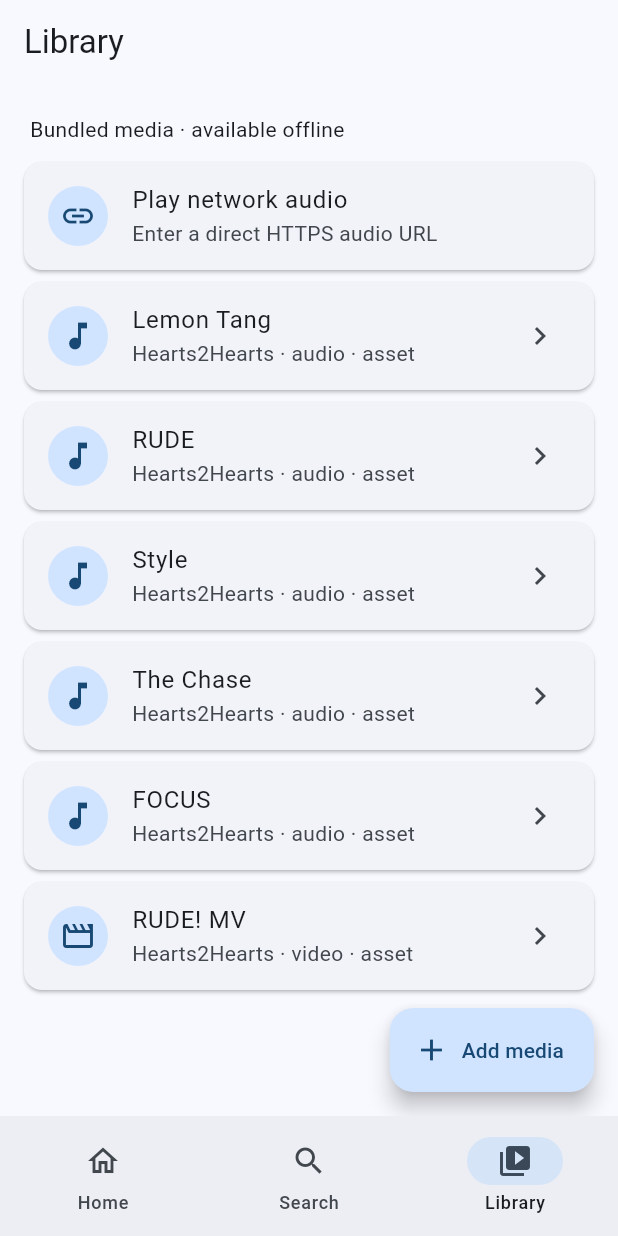
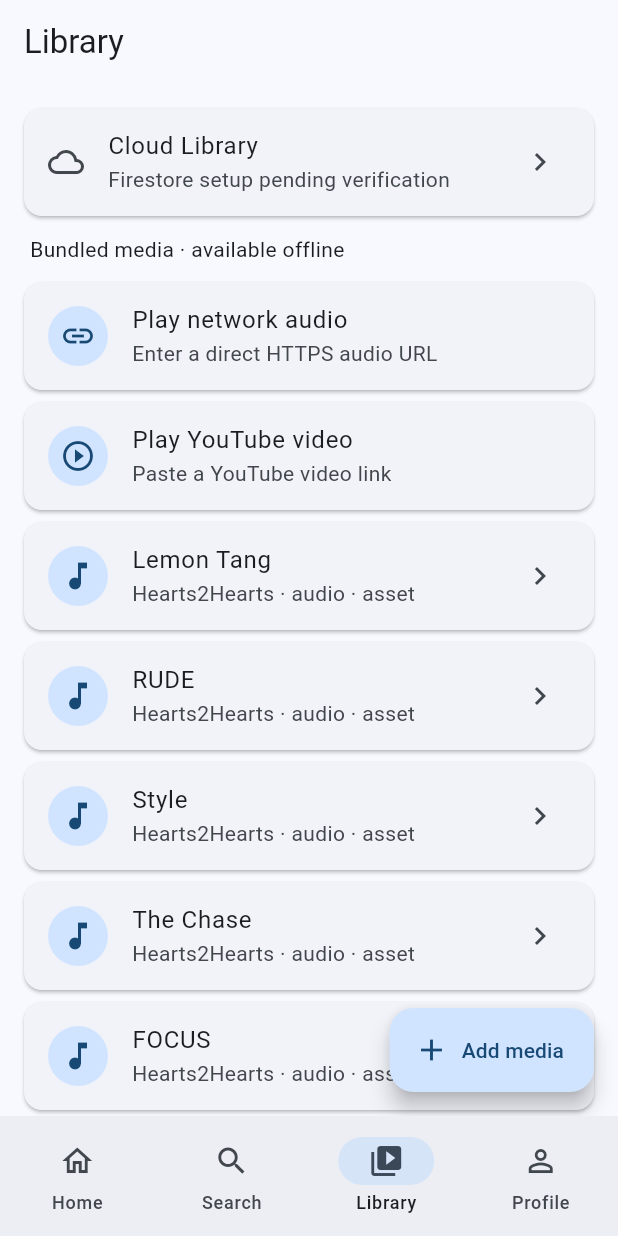
Before and after one commit to MuhammadAlifMafaza/MediaHubs_uts0035, a Flutter app: the screen it shows after launch, after a tap on "Bundled media collection", on a phone screen of 412 x 824 dp. Run offline on Flutter 3.47's test engine with Material 3 defaults, Android fonts, the phone set to English and light mode, and no system bars; our stand-ins replace cloud_firestore, firebase_core, font_awesome_flutter, just_audio, video_player, youtube_player_flutter; accounts and stored records are empty.

Commit message:
Update progress to Final

```diff
--- a/lib/library/library_screen.dart
+++ b/lib/library/library_screen.dart
@@ -1,9 +1,11 @@
 import 'package:flutter/material.dart';
 
+import 'cloud_library_screen.dart';
 import '../media/media_catalog.dart';
 import '../media/media_detail_screen.dart';
 import '../media/media_form_screen.dart';
 import '../player/audio_player_screen.dart';
+import '../player/youtube_player_screen.dart';
 
 class LibraryScreen extends StatelessWidget {
   const LibraryScreen({super.key});
@@ -22,8 +24,21 @@ class LibraryScreen extends StatelessWidget {
       label: const Text('Add media'),
     ),
     body: ListView(
-      padding: const EdgeInsets.all(12),
+      padding: const EdgeInsets.fromLTRB(12, 12, 12, 96),
       children: [
+        Card(
+          child: ListTile(
+            leading: const Icon(Icons.cloud_outlined),
+            title: const Text('Cloud Library'),
+            subtitle: const Text('Firestore setup pending verification'),
+            trailing: const Icon(Icons.chevron_right),
+            onTap: () => Navigator.of(context).push(
+              MaterialPageRoute<void>(
+                builder: (_) => const CloudLibraryScreen(),
+              ),
+            ),
+          ),
+        ),
         const Padding(
           padding: EdgeInsets.all(8),
           child: Text('Bundled media · available offline'),
@@ -35,6 +50,16 @@ class LibraryScreen extends StatelessWidget {
             subtitle: const Text('Enter a direct HTTPS audio URL'),
             onTap: () => Navigator.of(context).push(
               MaterialPageRoute<void>(builder: (_) => const NetworkAudioForm()),
+            ),
+          ),
+        ),
+        Card(
+          child: ListTile(
+            leading: const CircleAvatar(child: Icon(Icons.play_circle_outline)),
+            title: const Text('Play YouTube video'),
+            subtitle: const Text('Paste a YouTube video link'),
+            onTap: () => Navigator.of(context).push(
+              MaterialPageRoute<void>(builder: (_) => const YoutubeUrlScreen()),
             ),
           ),
         ),
--- a/lib/main.dart
+++ b/lib/main.dart
@@ -3,6 +3,7 @@ import 'package:flutter/material.dart';
 
 import 'home/home_screen.dart';
 import 'library/library_screen.dart';
+import 'profile/profile_screen.dart';
 import 'search/search_screen.dart';
 
 void main() => runApp(const MediaHubApp());
@@ -55,7 +56,21 @@ class _FirebaseBootstrapScreenState extends State<_FirebaseBootstrapScreen> {
     future: _initialization,
     builder: (context, snapshot) {
       if (!snapshot.hasData) {
-        return const Scaffold(body: Center(child: CircularProgressIndicator()));
+        return const Scaffold(
+          body: Center(
+            child: Column(
+              mainAxisSize: MainAxisSize.min,
+              children: [
+                Image(
+                  image: AssetImage('assets/images/logo/logo.png'),
+                  width: 180,
+                ),
+                SizedBox(height: 24),
+                CircularProgressIndicator(),
+              ],
+            ),
+          ),
+        );
       }
       return _MainNavigation(firebaseStatus: snapshot.data!);
     },
@@ -83,6 +98,7 @@ class _MainNavigationState extends State<_MainNavigation> {
       ),
       const SearchScreen(),
       const LibraryScreen(),
+      const ProfileScreen(),
     ];
 
     return Scaffold(
@@ -103,6 +119,11 @@ class _MainNavigationState extends State<_MainNavigation> {
             selectedIcon: Icon(Icons.video_library),
             label: 'Library',
           ),
+          NavigationDestination(
+            icon: Icon(Icons.person_outline),
+            selectedIcon: Icon(Icons.person),
+            label: 'Profile',
+          ),
         ],
       ),
     );
--- /dev/null
+++ b/lib/profile/profile_screen.dart
@@ -0,0 +1,98 @@
+import 'package:flutter/material.dart';
+import 'package:font_awesome_flutter/font_awesome_flutter.dart';
+import 'package:url_launcher/url_launcher.dart';
+
+class ProfileScreen extends StatelessWidget {
+  const ProfileScreen({super.key});
+
+  Future<void> _openLink(BuildContext context, String url) async {
+    try {
+      if (!await launchUrl(
+        Uri.parse(url),
+        mode: LaunchMode.externalApplication,
+      )) {
+        throw Exception('No app can open this link.');
+      }
+    } catch (error) {
+      if (context.mounted) {
+        ScaffoldMessenger.of(
+          context,
+        ).showSnackBar(SnackBar(content: Text('Could not open link: $error')));
+      }
+    }
+  }
+
+  @override
+  Widget build(BuildContext context) => Scaffold(
+    appBar: AppBar(title: const Text('Profile')),
+    body: ListView(
+      padding: const EdgeInsets.all(24),
+      children: [
+        const Center(
+          child: CircleAvatar(
+            radius: 84,
+            backgroundImage: AssetImage('assets/images/profile.jpeg'),
+          ),
+        ),
+        const SizedBox(height: 20),
+        Text(
+          'Muhammad Alif Mafaza',
+          textAlign: TextAlign.center,
+          style: Theme.of(context).textTheme.headlineSmall,
+        ),
+        const SizedBox(height: 8),
+        const Text(
+          'Creator / Developer · MediaHub',
+          textAlign: TextAlign.center,
+        ),
+        const SizedBox(height: 20),
+        const Card(
+          child: Column(
+            children: [
+              ListTile(
+                leading: Icon(Icons.badge_outlined),
+                title: Text('NIM'),
+                subtitle: Text('23.230.0035'),
+              ),
+              ListTile(
+                leading: Icon(Icons.school_outlined),
+                title: Text('Jurusan'),
+                subtitle: Text('Sistem Informasi (Bisnis Digital)'),
+              ),
+            ],
+          ),
+        ),
+        const SizedBox(height: 16),
+        Text('Sosial', style: Theme.of(context).textTheme.titleMedium),
+        const SizedBox(height: 8),
+        Row(
+          mainAxisAlignment: MainAxisAlignment.center,
+          children: [
+            IconButton.filledTonal(
+              tooltip: 'GitHub',
+              icon: const FaIcon(FontAwesomeIcons.github),
+              onPressed: () =>
+                  _openLink(context, 'https://github.com/muhammadalifmafaza/'),
+            ),
+            const SizedBox(width: 20),
+            IconButton.filledTonal(
+              tooltip: 'Instagram',
+              icon: const FaIcon(FontAwesomeIcons.instagram),
+              onPressed: () =>
+                  _openLink(context, 'https://www.instagram.com/m.alifmafaza/'),
+            ),
+            const SizedBox(width: 20),
+            IconButton.filledTonal(
+              tooltip: 'LinkedIn',
+              icon: const FaIcon(FontAwesomeIcons.linkedin),
+              onPressed: () => _openLink(
+                context,
+                'https://www.linkedin.com/in/alif-mafaza/',
+              ),
+            ),
+          ],
+        ),
+      ],
+    ),
+  );
+}
--- a/pubspec.yaml
+++ b/pubspec.yaml
@@ -16,6 +16,8 @@ dependencies:
   just_audio:
   video_player:
   youtube_player_flutter:
+  url_launcher: ^6.3.2
+  font_awesome_flutter: ^11.0.0
 
 
 dev_dependencies:
```
Also changed, not shown: lib/library/cloud_library_screen.dart (added, +43 -0 lines), lib/media/media_form_screen.dart (+31 -2 lines), lib/media/media_repository.dart (added, +14 -0 lines), lib/player/youtube_player_screen.dart (added, +115 -0 lines), lib/player/youtube_video_id.dart (added, +22 -0 lines), assets/images/profile.jpeg (added), lib/home/home_screen.dart (line endings or trailing spaces), pubspec.lock, 18 other files.
